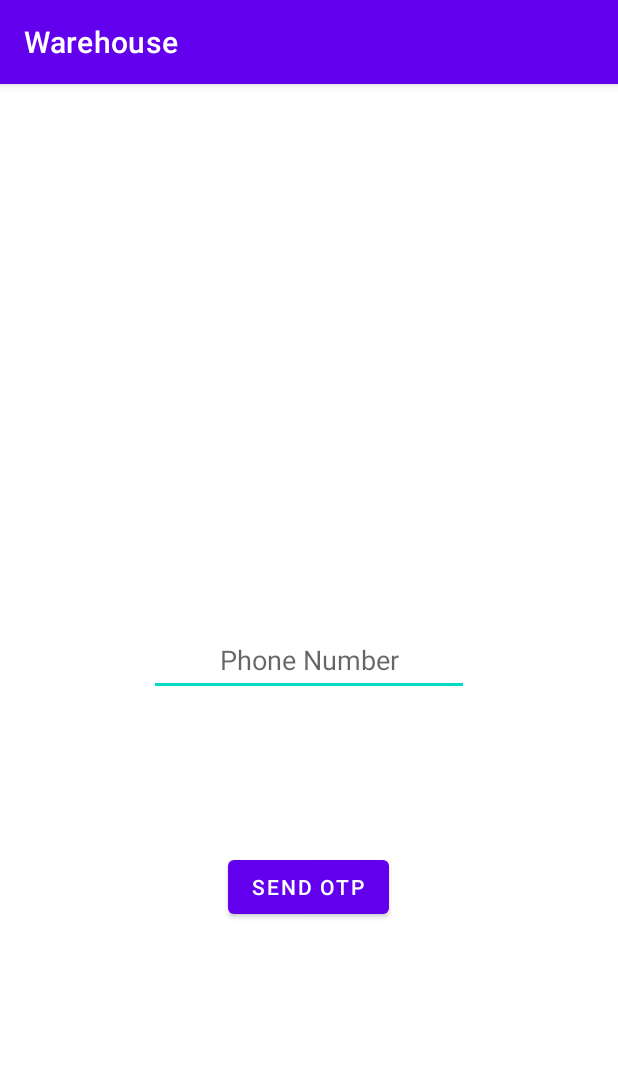
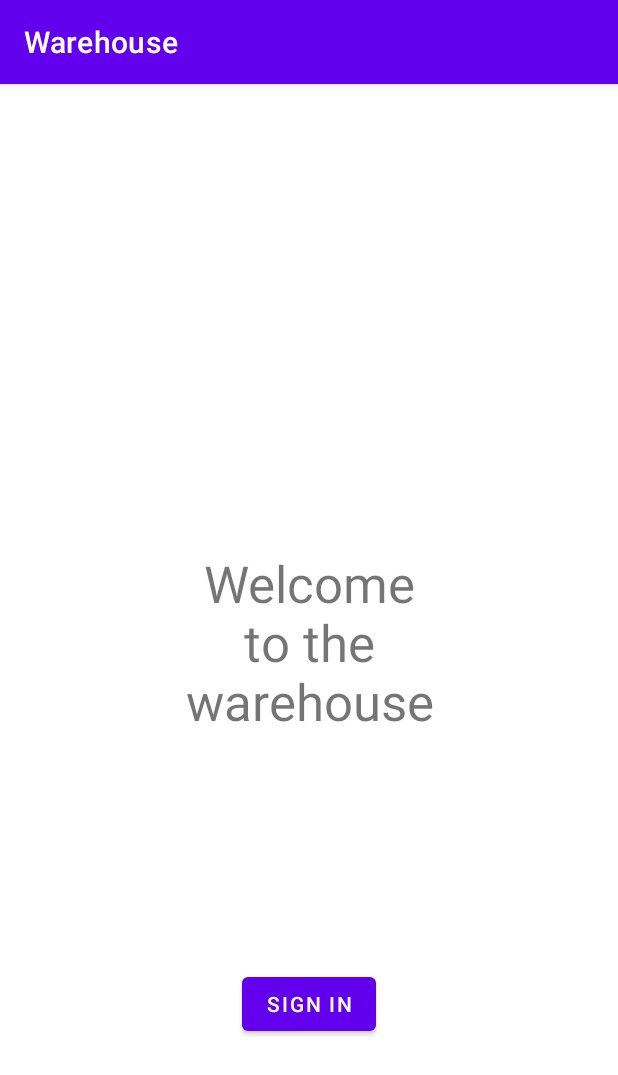
Before and after one commit to pranav-ramanathan/WarehouseFragments, an Android app: the screen it shows after launch (MainActivity), on a phone screen of 412 x 824 dp. Shown: the top 1075 px of the screen. Run offline under Robolectric (Android 15) with nearby library versions, the phone set to English and light mode, and no system bars.

Commit message:
Added firebase to project and added navigation to different fragments

```diff
--- a/app/build.gradle
+++ b/app/build.gradle
@@ -1,6 +1,7 @@
 plugins {
     id 'com.android.application'
     id 'org.jetbrains.kotlin.android'
+    id 'com.google.gms.google-services'
 }
 
 android {
@@ -44,6 +45,7 @@ dependencies {
     implementation 'com.google.android.material:material:1.6.1'
     implementation 'androidx.constraintlayout:constraintlayout:2.1.4'
     implementation 'androidx.databinding:databinding-runtime:7.2.1'
+    implementation "androidx.fragment:fragment:1.4.1"
     testImplementation 'junit:junit:4.13.2'
     androidTestImplementation 'androidx.test.ext:junit:1.1.3'
     androidTestImplementation 'androidx.test.espresso:espresso-core:3.4.0'
@@ -52,4 +54,9 @@ dependencies {
     implementation 'androidx.navigation:navigation-fragment-ktx:2.4.2'
     implementation 'androidx.navigation:navigation-ui-ktx:2.4.2'
     implementation("androidx.navigation:navigation-dynamic-features-fragment:2.4.2")
+    implementation platform('com.google.firebase:firebase-bom:30.1.0')
+    implementation 'com.google.firebase:firebase-analytics-ktx'
+    implementation 'com.google.firebase:firebase-auth-ktx'
+    implementation 'com.google.firebase:firebase-firestore-ktx'
+    implementation 'com.google.android.gms:play-services-auth:20.2.0'
 }
--- a/app/src/main/java/com/android/pranav/warehouse1/loginFragment.kt
+++ b/app/src/main/java/com/android/pranav/warehouse1/loginFragment.kt
@@ -4,7 +4,6 @@ import android.os.Bundle
 import android.view.LayoutInflater
 import android.view.View
 import android.view.ViewGroup
-import androidx.databinding.DataBindingUtil
 import androidx.fragment.app.Fragment
 import androidx.navigation.findNavController
 import com.android.pranav.warehouse1.databinding.LoginFragmentBinding
@@ -15,12 +14,17 @@ class loginFragment : Fragment() {
 
     override fun onCreateView(inflater: LayoutInflater, container: ViewGroup?,
                               savedInstanceState: Bundle?): View {
-        binding = DataBindingUtil.inflate<LoginFragmentBinding>(inflater,
-            R.layout.login_fragment,container,false)
+        binding = LoginFragmentBinding.inflate(inflater)
 
-//        binding.otpButton.setOnClickListener { view : View ->
-//            view.findNavController().navigate(R.id.action_loginFragment_to_otpFragment)
-//        }
+        binding.otpButton.setOnClickListener { view : View ->
+            binding.apply {
+                if(phoneInput.text.toString() != ""){
+                    view.findNavController().navigate(R.id.action_loginFragment_to_otpFragment)
+                }
+
+            }
+
+        }
         return binding.root
     }
 
--- a/app/src/main/java/com/android/pranav/warehouse1/otpFragment.kt
+++ b/app/src/main/java/com/android/pranav/warehouse1/otpFragment.kt
@@ -1,6 +1,33 @@
 package com.android.pranav.warehouse1
 
+import android.os.Bundle
+import android.view.LayoutInflater
+import android.view.View
+import android.view.ViewGroup
+import android.widget.Toast
 import androidx.fragment.app.Fragment
+import androidx.navigation.findNavController
+import com.android.pranav.warehouse1.databinding.OtpFragmentBinding
 
-class otpFragment: Fragment(R.layout.otp_fragment) {
+class otpFragment: Fragment() {
+    lateinit var binding: OtpFragmentBinding
+
+    override fun onCreateView(
+        inflater: LayoutInflater, container: ViewGroup?,
+        savedInstanceState: Bundle?
+    ): View {
+        binding = OtpFragmentBinding.inflate(inflater)
+
+        binding.confirmPhoneOtp.setOnClickListener {
+            binding.apply {
+                if (otpInput.text.toString() !== ""){
+                    Toast.makeText(requireContext(), "Hello welcome", Toast.LENGTH_LONG).show()
+                }
+            }
+
+        }
+
+
+        return binding.root
+    }
 }
--- /dev/null
+++ b/app/src/main/java/com/android/pranav/warehouse1/welcomeFragment.kt
@@ -0,0 +1,26 @@
+package com.android.pranav.warehouse1
+
+import android.os.Bundle
+import androidx.fragment.app.Fragment
+import android.view.LayoutInflater
+import android.view.View
+import android.view.ViewGroup
+import androidx.navigation.findNavController
+import com.android.pranav.warehouse1.databinding.FragmentWelcomeBinding
+
+class welcomeFragment : Fragment() {
+    lateinit var binding: FragmentWelcomeBinding
+
+    override fun onCreateView(
+        inflater: LayoutInflater, container: ViewGroup?,
+        savedInstanceState: Bundle?
+    ): View {
+        // Inflate the layout for this fragment
+        binding = FragmentWelcomeBinding.inflate(inflater)
+        binding.signInButton.setOnClickListener { view: View ->
+            view.findNavController().navigate(R.id.action_welcomeFragment_to_loginFragment)
+        }
+        return binding.root
+    }
+
+}
--- /dev/null
+++ b/app/src/main/res/layout/fragment_welcome.xml
@@ -0,0 +1,33 @@
+<?xml version="1.0" encoding="utf-8"?>
+<androidx.constraintlayout.widget.ConstraintLayout xmlns:android="http://schemas.android.com/apk/res/android"
+    xmlns:app="http://schemas.android.com/apk/res-auto"
+    xmlns:tools="http://schemas.android.com/tools"
+    android:layout_width="match_parent"
+    android:layout_height="match_parent">
+
+    <TextView
+        android:id="@+id/welcome_textview"
+        android:layout_width="197dp"
+        android:layout_height="148dp"
+        android:text="@string/welcome_text"
+        android:textAlignment="center"
+        android:textSize="34sp"
+        app:layout_constraintBottom_toBottomOf="parent"
+        app:layout_constraintEnd_toEndOf="parent"
+        app:layout_constraintStart_toStartOf="parent"
+        app:layout_constraintTop_toTopOf="parent" />
+
+    <Button
+        android:id="@+id/sign_in_button"
+        android:layout_width="wrap_content"
+        android:layout_height="wrap_content"
+        android:layout_marginStart="16dp"
+        android:layout_marginTop="16dp"
+        android:layout_marginEnd="16dp"
+        android:layout_marginBottom="16dp"
+        android:text="@string/sign_in_button_text"
+        app:layout_constraintBottom_toBottomOf="parent"
+        app:layout_constraintEnd_toEndOf="parent"
+        app:layout_constraintStart_toStartOf="parent"
+        app:layout_constraintTop_toBottomOf="@+id/welcome_textview" />
+</androidx.constraintlayout.widget.ConstraintLayout>
--- a/app/src/main/res/navigation/navigation.xml
+++ b/app/src/main/res/navigation/navigation.xml
@@ -3,7 +3,17 @@
     xmlns:app="http://schemas.android.com/apk/res-auto"
     xmlns:tools="http://schemas.android.com/tools"
     android:id="@+id/navigation"
-    app:startDestination="@id/loginFragment">
+    app:startDestination="@id/welcomeFragment">
+
+    <fragment
+        android:id="@+id/welcomeFragment"
+        android:name="com.android.pranav.warehouse1.welcomeFragment"
+        android:label="fragment_welcome"
+        tools:layout="@layout/fragment_welcome" >
+        <action
+            android:id="@+id/action_welcomeFragment_to_loginFragment"
+            app:destination="@id/loginFragment" />
+    </fragment>
 
     <fragment
         android:id="@+id/loginFragment"
@@ -13,12 +23,18 @@
         <action
             android:id="@+id/action_loginFragment_to_otpFragment"
             app:destination="@id/otpFragment"
-            app:popUpTo="@id/otpFragment"
+            app:popUpTo="@id/welcomeFragment"
             app:popUpToInclusive="true" />
     </fragment>
     <fragment
         android:id="@+id/otpFragment"
         android:name="com.android.pranav.warehouse1.otpFragment"
         android:label="otpFragment"
-        tools:layout="@layout/otp_fragment"/>
+        tools:layout="@layout/otp_fragment">
+        <action
+            android:id="@+id/action_otpFragment_to_welcomeFragment"
+            app:destination="@id/welcomeFragment"
+            app:popUpTo="@id/welcomeFragment" />
+    </fragment>
+
 </navigation>
--- a/app/src/main/res/values/strings.xml
+++ b/app/src/main/res/values/strings.xml
@@ -4,4 +4,6 @@
     <string name="log_in_otp_button_text">Send OTP</string>
     <string name="enter_otp_hint">Enter OTP</string>
     <string name="log_in_otp_button">Log In</string>
+    <string name="welcome_text">Welcome to the warehouse</string>
+    <string name="sign_in_button_text">Sign in</string>
 </resources>
--- a/build.gradle
+++ b/build.gradle
@@ -3,7 +3,9 @@ plugins {
     id 'com.android.application' version '7.2.1' apply false
     id 'com.android.library' version '7.2.1' apply false
     id 'org.jetbrains.kotlin.android' version '1.6.21' apply false
+    id 'com.google.gms.google-services' version '4.3.10' apply false
 }
+
 
 task clean(type: Delete) {
     delete rootProject.buildDir
```
Also changed, not shown: 1 other file.
